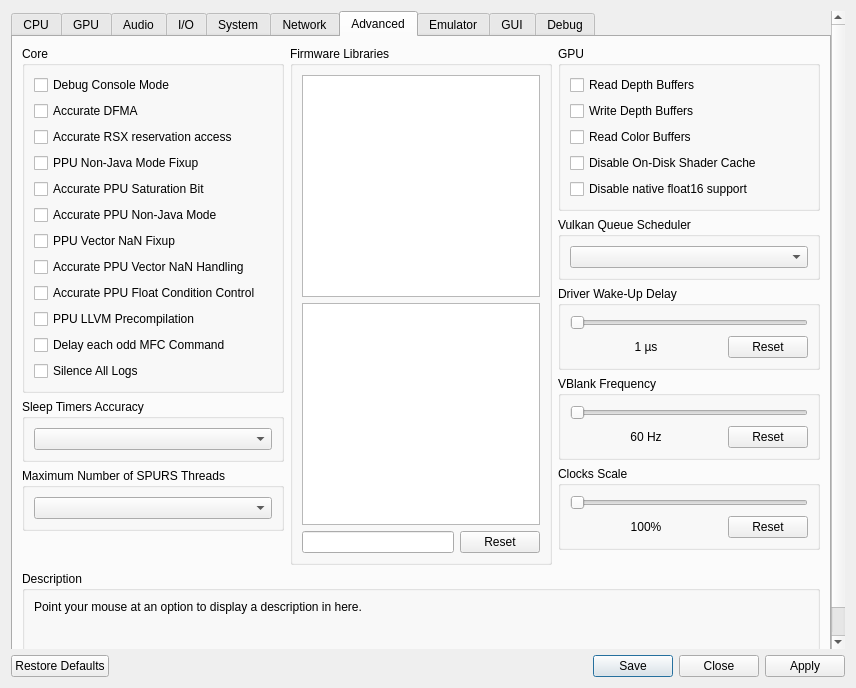
Before: the Qt Designer form rpcs3/rpcs3qt/settings_dialog.ui in RPCS3/rpcs3, drawn with Qt 5.
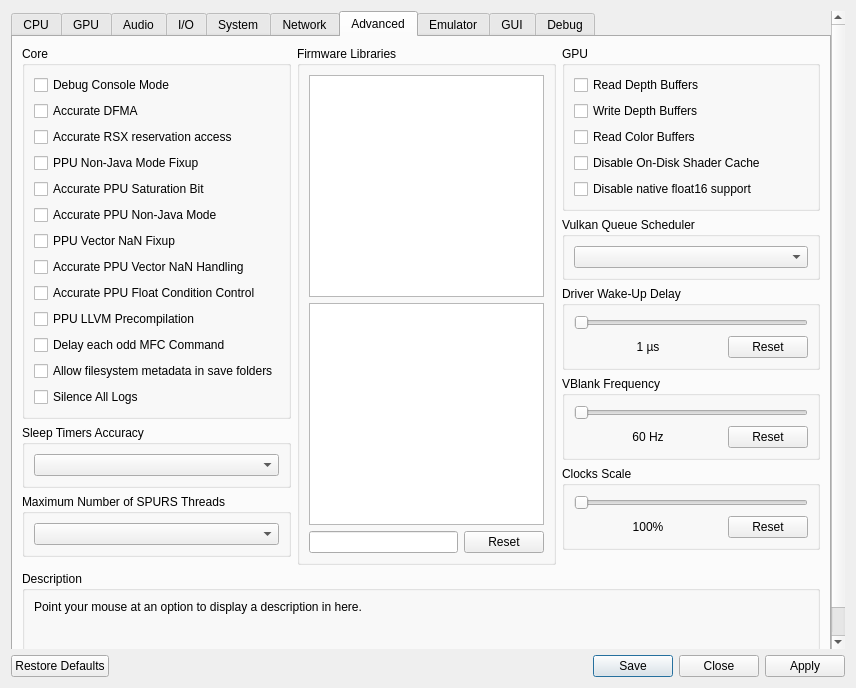
After: the same form once the commit is applied. The open tabs and pages were chosen to show the change. Icons and pictures are not drawn.

Patch:
```diff
--- a/rpcs3/rpcs3qt/settings_dialog.ui
+++ b/rpcs3/rpcs3qt/settings_dialog.ui
@@ -2153,6 +2153,13 @@
                  </property>
                 </widget>
                </item>
+               <item>
+                <widget class="QCheckBox" name="allowFilesystemMetadataInSaveFolders">
+                 <property name="text">
+                  <string>Allow filesystem metadata in save folders</string>
+                 </property>
+                </widget>
+               </item>
                <item>
                 <widget class="QCheckBox" name="silenceAllLogs">
                  <property name="text">
```
